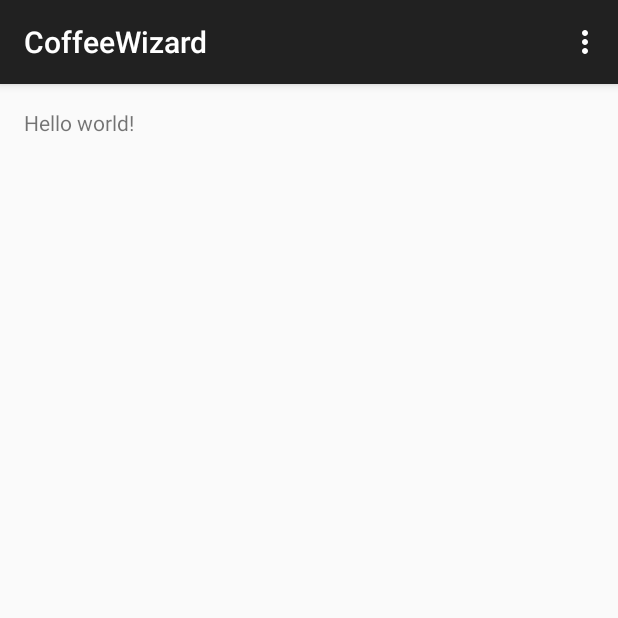
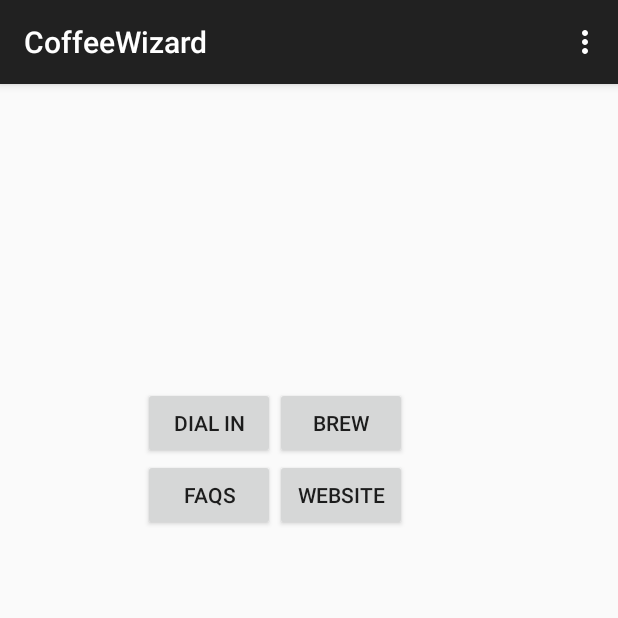
Before and after one commit to Natureboy/Uncommon_Roasters, an Android app: the screen it shows after launch (MainActivity), on a phone screen of 412 x 824 dp, the top half of it. Run offline under Robolectric (Android 15) with nearby library versions, the phone set to English and light mode, and no system bars.

Commit message:
Buttons added to home screen. Handlers to be made and tested next

```diff
--- a/app/src/main/res/layout/activity_main.xml
+++ b/app/src/main/res/layout/activity_main.xml
@@ -3,9 +3,48 @@
     android:layout_height="match_parent" android:paddingLeft="@dimen/activity_horizontal_margin"
     android:paddingRight="@dimen/activity_horizontal_margin"
     android:paddingTop="@dimen/activity_vertical_margin"
-    android:paddingBottom="@dimen/activity_vertical_margin" tools:context=".MainActivity">
+    android:paddingBottom="@dimen/activity_vertical_margin" tools:context=".MainActivity"
+    android:id="@+id/homepage">
 
-    <TextView android:text="@string/hello_world" android:layout_width="wrap_content"
-        android:layout_height="wrap_content" />
+
+        <Button
+            android:id="@+id/button1"
+            android:layout_width="wrap_content"
+            android:layout_height="wrap_content"
+            android:text="Brew"
+            android:layout_alignTop="@+id/button2"
+            android:layout_toRightOf="@+id/button2"
+            android:layout_toEndOf="@+id/button2" />
+
+        <Button
+            android:id="@+id/button2"
+            android:layout_width="wrap_content"
+            android:layout_height="wrap_content"
+            android:text="Dial In"
+            android:layout_marginLeft="79dp"
+            android:layout_marginStart="79dp"
+            android:layout_alignParentTop="true"
+            android:layout_alignParentLeft="true"
+            android:layout_alignParentStart="true"
+            android:layout_marginTop="186dp" />
+
+        <Button
+            android:id="@+id/button3"
+            android:layout_width="wrap_content"
+            android:layout_height="wrap_content"
+            android:text="FAQs"
+            android:layout_alignTop="@+id/button4"
+            android:layout_alignLeft="@+id/button2"
+            android:layout_alignStart="@+id/button2" />
+
+        <Button
+            android:id="@+id/button4"
+            android:layout_width="wrap_content"
+            android:layout_height="wrap_content"
+            android:text="Website"
+            android:layout_below="@+id/button1"
+            android:layout_toRightOf="@+id/button3"
+            android:layout_toEndOf="@+id/button3" />
+
 
 </RelativeLayout>
--- a/app/src/main/res/menu/menu_main.xml
+++ b/app/src/main/res/menu/menu_main.xml
@@ -3,4 +3,6 @@
     xmlns:tools="http://schemas.android.com/tools" tools:context=".MainActivity">
     <item android:id="@+id/action_settings" android:title="@string/action_settings"
         android:orderInCategory="100" app:showAsAction="never" />
+
+
 </menu>
```
Also changed, not shown: 1 other file.
